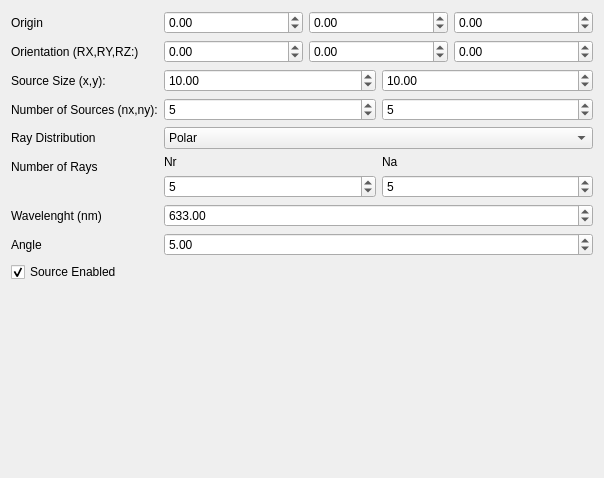
The window that freecad/pyoptools/GUI/RaysArray.ui (cihologramas/freecad-pyoptools) describes before a commit, drawn with Qt 5.
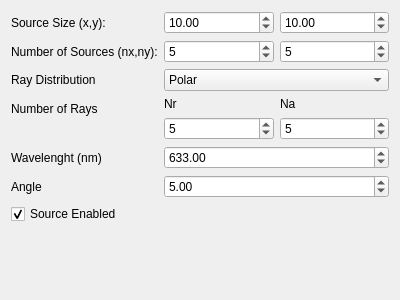
The same window after the commit.

```diff
--- a/freecad/pyoptools/GUI/RaysArray.ui
+++ b/freecad/pyoptools/GUI/RaysArray.ui
@@ -1,108 +1,27 @@
 <?xml version="1.0" encoding="UTF-8"?>
 <ui version="4.0">
- <class>Dialog</class>
- <widget class="QDialog" name="Dialog">
+ <class>Form</class>
+ <widget class="QWidget" name="Form">
   <property name="geometry">
    <rect>
     <x>0</x>
     <y>0</y>
-    <width>604</width>
-    <height>478</height>
+    <width>400</width>
+    <height>300</height>
    </rect>
   </property>
   <property name="windowTitle">
    <string>Source</string>
   </property>
-  <layout class="QFormLayout" name="formLayout">
-   <property name="fieldGrowthPolicy">
-    <enum>QFormLayout::AllNonFixedFieldsGrow</enum>
-   </property>
+  <layout class="QFormLayout" name="formLayout_2">
    <item row="0" column="0">
-    <widget class="QLabel" name="label">
-     <property name="text">
-      <string>Origin</string>
-     </property>
-    </widget>
-   </item>
-   <item row="0" column="1">
-    <layout class="QHBoxLayout" name="horizontalLayout">
-     <item>
-      <widget class="QDoubleSpinBox" name="Ox">
-       <property name="minimum">
-        <double>-100000.000000000000000</double>
-       </property>
-       <property name="maximum">
-        <double>100000.000000000000000</double>
-       </property>
-      </widget>
-     </item>
-     <item>
-      <widget class="QDoubleSpinBox" name="Oy">
-       <property name="minimum">
-        <double>-100000.000000000000000</double>
-       </property>
-       <property name="maximum">
-        <double>100000.000000000000000</double>
-       </property>
-      </widget>
-     </item>
-     <item>
-      <widget class="QDoubleSpinBox" name="Oz">
-       <property name="minimum">
-        <double>-100000.000000000000000</double>
-       </property>
-       <property name="maximum">
-        <double>100000.000000000000000</double>
-       </property>
-      </widget>
-     </item>
-    </layout>
-   </item>
-   <item row="1" column="1">
-    <layout class="QHBoxLayout" name="horizontalLayout_2">
-     <item>
-      <widget class="QDoubleSpinBox" name="Xrot">
-       <property name="minimum">
-        <double>-100000.000000000000000</double>
-       </property>
-       <property name="maximum">
-        <double>100000.000000000000000</double>
-       </property>
-      </widget>
-     </item>
-     <item>
-      <widget class="QDoubleSpinBox" name="Yrot">
-       <property name="minimum">
-        <double>-100000.000000000000000</double>
-       </property>
-       <property name="maximum">
-        <double>100000.000000000000000</double>
-       </property>
-      </widget>
-     </item>
-     <item>
-      <widget class="QDoubleSpinBox" name="Zrot">
-       <property name="minimum">
-        <double>-100000.000000000000000</double>
-       </property>
-       <property name="maximum">
-        <double>100000.000000000000000</double>
-       </property>
-       <property name="value">
-        <double>0.000000000000000</double>
-       </property>
-      </widget>
-     </item>
-    </layout>
-   </item>
-   <item row="3" column="0">
     <widget class="QLabel" name="label_7">
      <property name="text">
       <string>Source Size (x,y):</string>
      </property>
     </widget>
    </item>
-   <item row="3" column="1">
+   <item row="0" column="1">
     <layout class="QHBoxLayout" name="horizontalLayout_3">
      <item>
       <widget class="QDoubleSpinBox" name="SX">
@@ -120,14 +39,14 @@
      </item>
     </layout>
    </item>
-   <item row="4" column="0">
+   <item row="1" column="0">
     <widget class="QLabel" name="label_8">
      <property name="text">
       <string>Number of Sources (nx,ny):</string>
      </property>
     </widget>
    </item>
-   <item row="4" column="1">
+   <item row="1" column="1">
     <layout class="QHBoxLayout" name="horizontalLayout_4">
      <item>
       <widget class="QSpinBox" name="NX">
@@ -145,14 +64,14 @@
      </item>
     </layout>
    </item>
-   <item row="5" column="0">
+   <item row="2" column="0">
     <widget class="QLabel" name="label_4">
      <property name="text">
       <string>Ray Distribution</string>
      </property>
     </widget>
    </item>
-   <item row="5" column="1">
+   <item row="2" column="1">
     <widget class="QComboBox" name="RayDistribution">
      <item>
       <property name="text">
@@ -166,14 +85,14 @@
      </item>
     </widget>
    </item>
-   <item row="6" column="0">
+   <item row="3" column="0">
     <widget class="QLabel" name="label_5">
      <property name="text">
       <string>Number of Rays</string>
      </property>
     </widget>
    </item>
-   <item row="6" column="1">
+   <item row="3" column="1">
     <layout class="QHBoxLayout" name="horizontalLayout_5">
      <item>
       <layout class="QVBoxLayout" name="verticalLayout">
@@ -219,14 +138,14 @@
      </item>
     </layout>
    </item>
-   <item row="8" column="0">
+   <item row="4" column="0">
     <widget class="QLabel" name="label_3">
      <property name="text">
       <string>Wavelenght (nm)</string>
      </property>
     </widget>
    </item>
-   <item row="8" column="1">
+   <item row="4" column="1">
     <widget class="QDoubleSpinBox" name="wavelenght">
      <property name="maximum">
       <double>1000000.000000000000000</double>
@@ -236,14 +155,14 @@
      </property>
     </widget>
    </item>
-   <item row="12" column="0">
+   <item row="5" column="0">
     <widget class="QLabel" name="label_6">
      <property name="text">
       <string>Angle</string>
      </property>
     </widget>
    </item>
-   <item row="12" column="1">
+   <item row="5" column="1">
     <widget class="QDoubleSpinBox" name="ang">
      <property name="maximum">
       <double>180.000000000000000</double>
@@ -253,7 +172,7 @@
      </property>
     </widget>
    </item>
-   <item row="13" column="0">
+   <item row="6" column="0">
     <widget class="QCheckBox" name="Enabled">
      <property name="text">
       <string>Source Enabled</string>
@@ -263,13 +182,6 @@
      </property>
     </widget>
    </item>
-   <item row="1" column="0">
-    <widget class="QLabel" name="label_2">
-     <property name="text">
-      <string>Orientation (RX,RY,RZ:)</string>
-     </property>
-    </widget>
-   </item>
   </layout>
  </widget>
  <resources/>
```
Left out of the diff: 2 changed lines with no effect on the pictures.
